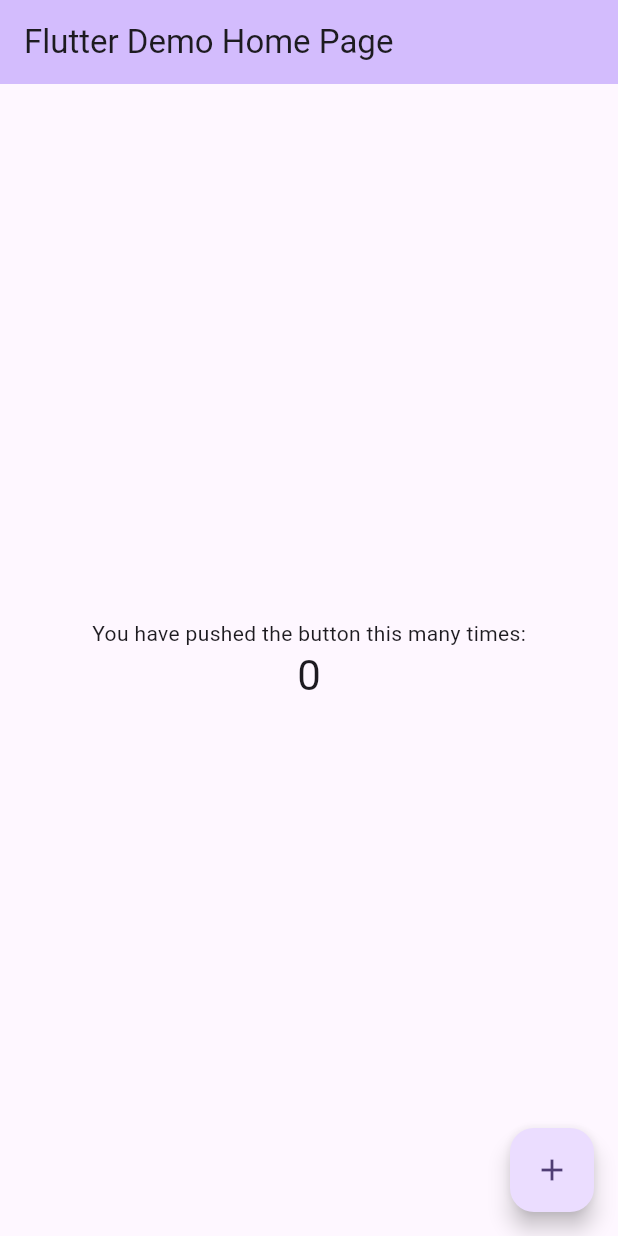
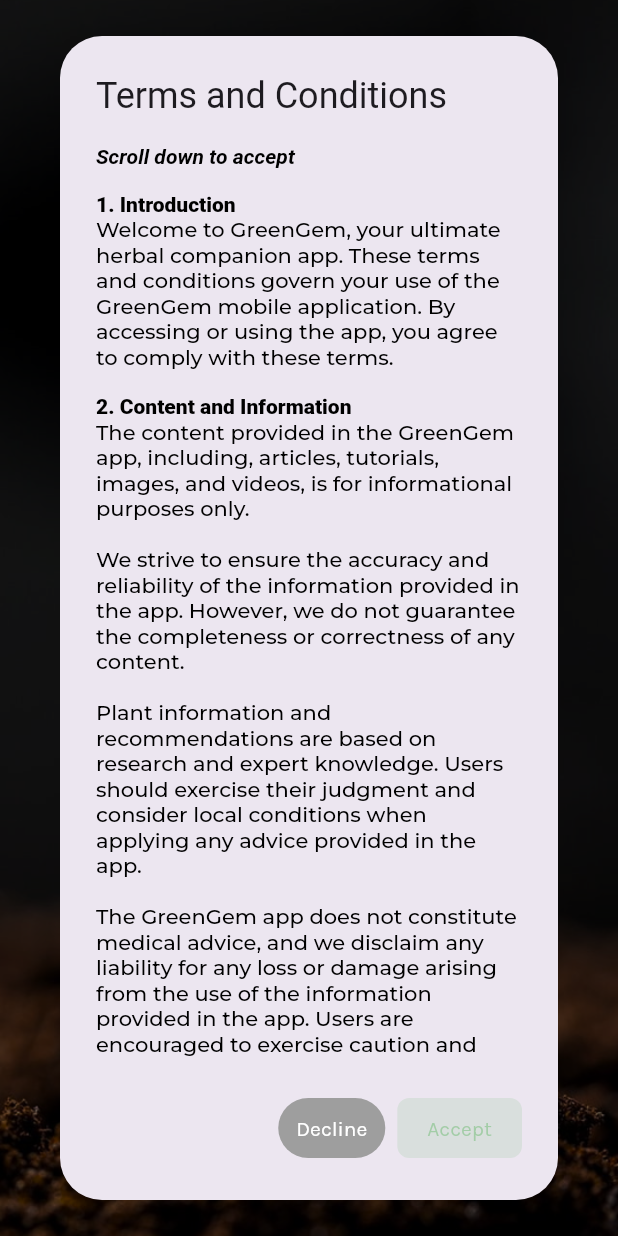
Before and after one commit to AmbherChris/gg-app-to-edit, a Flutter app: the screen it shows after launch, on a phone screen of 412 x 824 dp. Run offline on Flutter 3.47's test engine with Material 3 defaults, Android fonts, the phone set to English and light mode, and no system bars; our stand-ins replace shared_preferences; project files that could hold a hidden picture were left out.

Commit message:
Splash Screen and Home Screen Initial Design

```diff
--- a/lib/main.dart
+++ b/lib/main.dart
@@ -1,125 +1,17 @@
 import 'package:flutter/material.dart';
+import 'package:gg_app/splash_screen.dart';
 
 void main() {
-  runApp(const MyApp());
+  runApp(const MainApp());
 }
 
-class MyApp extends StatelessWidget {
-  const MyApp({super.key});
+class MainApp extends StatelessWidget {
+  const MainApp({super.key});
 
-  // This widget is the root of your application.
   @override
   Widget build(BuildContext context) {
-    return MaterialApp(
-      title: 'Flutter Demo',
-      theme: ThemeData(
-        // This is the theme of your application.
-        //
-        // TRY THIS: Try running your application with "flutter run". You'll see
-        // the application has a purple toolbar. Then, without quitting the app,
-        // try changing the seedColor in the colorScheme below to Colors.green
-        // and then invoke "hot reload" (save your changes or press the "hot
-        // reload" button in a Flutter-supported IDE, or press "r" if you used
-        // the command line to start the app).
-        //
-        // Notice that the counter didn't reset back to zero; the application
-        // state is not lost during the reload. To reset the state, use hot
-        // restart instead.
-        //
-        // This works for code too, not just values: Most code changes can be
-        // tested with just a hot reload.
-        colorScheme: ColorScheme.fromSeed(seedColor: Colors.deepPurple),
-        useMaterial3: true,
-      ),
-      home: const MyHomePage(title: 'Flutter Demo Home Page'),
+    return const MaterialApp(
+      home: SplashScreen(),
     );
   }
 }
-
-class MyHomePage extends StatefulWidget {
-  const MyHomePage({super.key, required this.title});
-
-  // This widget is the home page of your application. It is stateful, meaning
-  // that it has a State object (defined below) that contains fields that affect
-  // how it looks.
-
-  // This class is the configuration for the state. It holds the values (in this
-  // case the title) provided by the parent (in this case the App widget) and
-  // used by the build method of the State. Fields in a Widget subclass are
-  // always marked "final".
-
-  final String title;
-
-  @override
-  State<MyHomePage> createState() => _MyHomePageState();
-}
-
-class _MyHomePageState extends State<MyHomePage> {
-  int _counter = 0;
-
-  void _incrementCounter() {
-    setState(() {
-      // This call to setState tells the Flutter framework that something has
-      // changed in this State, which causes it to rerun the build method below
-      // so that the display can reflect the updated values. If we changed
-      // _counter without calling setState(), then the build method would not be
-      // called again, and so nothing would appear to happen.
-      _counter++;
-    });
-  }
-
-  @override
-  Widget build(BuildContext context) {
-    // This method is rerun every time setState is called, for instance as done
-    // by the _incrementCounter method above.
-    //
-    // The Flutter framework has been optimized to make rerunning build methods
-    // fast, so that you can just rebuild anything that needs updating rather
-    // than having to individually change instances of widgets.
-    return Scaffold(
-      appBar: AppBar(
-        // TRY THIS: Try changing the color here to a specific color (to
-        // Colors.amber, perhaps?) and trigger a hot reload to see the AppBar
-        // change color while the other colors stay the same.
-        backgroundColor: Theme.of(context).colorScheme.inversePrimary,
-        // Here we take the value from the MyHomePage object that was created by
-        // the App.build method, and use it to set our appbar title.
-        title: Text(widget.title),
-      ),
-      body: Center(
-        // Center is a layout widget. It takes a single child and positions it
-        // in the middle of the parent.
-        child: Column(
-          // Column is also a layout widget. It takes a list of children and
-          // arranges them vertically. By default, it sizes itself to fit its
-          // children horizontally, and tries to be as tall as its parent.
-          //
-          // Column has various properties to control how it sizes itself and
-          // how it positions its children. Here we use mainAxisAlignment to
-          // center the children vertically; the main axis here is the vertical
-          // axis because Columns are vertical (the cross axis would be
-          // horizontal).
-          //
-          // TRY THIS: Invoke "debug painting" (choose the "Toggle Debug Paint"
-          // action in the IDE, or press "p" in the console), to see the
-          // wireframe for each widget.
-          mainAxisAlignment: MainAxisAlignment.center,
-          children: <Widget>[
-            const Text(
-              'You have pushed the button this many times:',
-            ),
-            Text(
-              '$_counter',
-              style: Theme.of(context).textTheme.headlineMedium,
-            ),
-          ],
-        ),
-      ),
-      floatingActionButton: FloatingActionButton(
-        onPressed: _incrementCounter,
-        tooltip: 'Increment',
-        child: const Icon(Icons.add),
-      ), // This trailing comma makes auto-formatting nicer for build methods.
-    );
-  }
-}
--- /dev/null
+++ b/lib/splash_screen.dart
@@ -0,0 +1,307 @@
+import 'package:flutter/material.dart';
+import 'package:shared_preferences/shared_preferences.dart';
+import 'home_screen.dart';
+
+class SplashScreen extends StatefulWidget {
+  const SplashScreen({super.key});
+
+  @override
+  State<SplashScreen> createState() => _SplashScreenState();
+}
+
+class _SplashScreenState extends State<SplashScreen> {
+  @override
+  void initState() {
+    super.initState();
+    _checkTermsAccepted();
+  }
+
+  Future<void> _checkTermsAccepted() async {
+    SharedPreferences prefs = await SharedPreferences.getInstance();
+    bool accepted = prefs.getBool('termsAccepted') ?? false;
+
+    if (!accepted) {
+      _showTermsDialog();
+    }
+  }
+
+  void _showTermsDialog() {
+    showDialog(
+      context: context,
+      barrierDismissible: false,
+      builder: (BuildContext context) {
+        return TermsDialog(onAccept: _navigateToHomePage);
+      },
+    );
+  }
+
+  void _closeApp() {
+    // Close the app by popping the main route
+    Navigator.of(context).pop();
+  }
+
+  void _navigateToHomePage() {
+    Navigator.pushReplacement(
+      context,
+      MaterialPageRoute(builder: (context) => HomeScreen()),
+    );
+  }
+
+  @override
+  Widget build(BuildContext context) {
+    return Scaffold(
+      body: LayoutBuilder(
+        builder: (context, constraints) {
+          double screenHeight = constraints.maxHeight;
+          double screenWidth = constraints.maxWidth;
+
+          return Stack(
+            children: [
+              // Background image
+              Container(
+                decoration: const BoxDecoration(
+                  image: DecorationImage(
+                    image: AssetImage('assets/images/splash.png'),
+                    fit: BoxFit.cover,
+                  ),
+                ),
+              ),
+              // Logo image
+              Align(
+                alignment: Alignment.topCenter,
+                child: Padding(
+                  padding: EdgeInsets.only(top: screenHeight * 0.0005),
+                  child: Image.asset(
+                    'assets/images/logo.png',
+                    width: screenWidth * 0.60,
+                    height: screenHeight * 0.60,
+                  ),
+                ),
+              ),
+              // Center text
+              Center(
+                child: Padding(
+                  padding: EdgeInsets.symmetric(horizontal: screenWidth * 0.1),
+                  child: Text(
+                    'Your Gateway to Herbal Wellness',
+                    textAlign: TextAlign.center,
+                    style: TextStyle(
+                      color: Colors.white,
+                      fontSize: screenHeight * 0.04,
+                      fontWeight: FontWeight.bold,
+                      fontFamily: 'Karla',
+                    ),
+                  ),
+                ),
+              ),
+              // Get Started button
+              Column(
+                children: [
+                  const Spacer(),
+                  Align(
+                    alignment: Alignment.bottomCenter,
+                    child: Padding(
+                      padding: EdgeInsets.only(bottom: screenHeight * 0.10),
+                      child: OutlinedButton(
+                        onPressed: () async {
+                          SharedPreferences prefs =
+                              await SharedPreferences.getInstance();
+                          bool accepted =
+                              prefs.getBool('termsAccepted') ?? false;
+
+                          if (accepted) {
+                            _navigateToHomePage();
+                          } else {
+                            _showTermsDialog();
+                          }
+                        },
+                        style: OutlinedButton.styleFrom(
+                          backgroundColor: Colors.black.withOpacity(0.7),
+                          side:
+                              const BorderSide(color: Colors.white, width: 2.0),
+                          padding: EdgeInsets.symmetric(
+                            horizontal: screenWidth * 0.15,
+                            vertical: screenHeight * 0.012,
+                          ),
+                          shape: RoundedRectangleBorder(
+                            borderRadius: BorderRadius.circular(30.0),
+                          ),
+                        ),
+                        child: Text(
+                          'Get Started',
+                          style: TextStyle(
+                            color: Colors.white,
+                            fontSize: screenHeight * 0.03,
+                            fontFamily: 'Karla',
+                          ),
+                        ),
+                      ),
+                    ),
+                  ),
+                ],
+              ),
+            ],
+          );
+        },
+      ),
+    );
+  }
+}
+
+class TermsDialog extends StatefulWidget {
+  final VoidCallback onAccept;
+
+  const TermsDialog({required this.onAccept});
+
+  @override
+  _TermsDialogState createState() => _TermsDialogState();
+}
+
+class _TermsDialogState extends State<TermsDialog> {
+  bool _isChecked = false;
+
+  @override
+  Widget build(BuildContext context) {
+    return AlertDialog(
+      title: const Text('Terms and Conditions'),
+      content: SingleChildScrollView(
+        child: Column(
+          crossAxisAlignment: CrossAxisAlignment.start,
+          children: [
+            RichText(
+              text: const TextSpan(
+                style: TextStyle(fontFamily: 'Montserrat', color: Colors.black),
+                children: [
+                  TextSpan(
+                    text: 'Scroll down to accept\n\n',
+                    style: TextStyle(
+                        fontWeight: FontWeight.w600,
+                        fontStyle: FontStyle.italic),
+                  ),
+                  TextSpan(
+                    text: '1. Introduction\n',
+                    style: TextStyle(fontWeight: FontWeight.w900),
+                  ),
+                  TextSpan(
+                    text:
+                        'Welcome to GreenGem, your ultimate herbal companion app. These terms and conditions govern your use of the GreenGem mobile application. By accessing or using the app, you agree to comply with these terms.\n\n',
+                  ),
+                  TextSpan(
+                    text: '2. Content and Information\n',
+                    style: TextStyle(fontWeight: FontWeight.w900),
+                  ),
+                  TextSpan(
+                    text:
+                        'The content provided in the GreenGem app, including, articles, tutorials, images, and videos, is for informational purposes only.\n\nWe strive to ensure the accuracy and reliability of the information provided in the app. However, we do not guarantee the completeness or correctness of any content.\n\nPlant information and recommendations are based on research and expert knowledge. Users should exercise their judgment and consider local conditions when applying any advice provided in the app.\n\nThe GreenGem app does not constitute medical advice, and we disclaim any liability for any loss or damage arising from the use of the information provided in the app. Users are encouraged to exercise caution and seek professional medical guidance when making decisions about their health and wellness.\n\n',
+                  ),
+                  TextSpan(
+                    text: '3. Usage Restrictions\n',
+                    style: TextStyle(fontWeight: FontWeight.w900),
+                  ),
+                  TextSpan(
+                    text:
+                        'You agree not to misuse the GreenGem app or use it for any unlawful purpose.\n\nYou may not modify, adapt, sublicense, translate, sell, or exploit any part of the app without our prior written consent.\n\n',
+                  ),
+                  TextSpan(
+                    text: '4. Privacy Policy\n',
+                    style: TextStyle(fontWeight: FontWeight.w900),
+                  ),
+                  TextSpan(
+                    text:
+                        'The GreenGem App does not collect, store, or use any personal information from its users. As our App does not require user accounts, we do not collect names, addresses, phone numbers, email addresses, or any other personally identifiable information.\n\n',
+                  ),
+                  TextSpan(
+                    text: '5. Termination\n',
+                    style: TextStyle(fontWeight: FontWeight.w900),
+                  ),
+                  TextSpan(
+                    text:
+                        'We reserve the right to suspend or terminate your access to the GreenGem app at any time, without prior notice or liability, for any reason.\n\n',
+                  ),
+                  TextSpan(
+                    text: '6. Changes to Terms\n',
+                    style: TextStyle(fontWeight: FontWeight.w900),
+                  ),
+                  TextSpan(
+                    text:
+                        'We may update or revise these terms and conditions from time to time. The revised version will be effective upon posting on the app. Your continued use of the GreenGem app after any changes constitutes acceptance of those changes.\n\n',
+                  ),
+                  TextSpan(
+                    text: '7. Contact Us\n',
+                    style: TextStyle(fontWeight: FontWeight.w900),
+                  ),
+                  TextSpan(
+                    text:
+                        'If you have any questions or concerns about these terms and conditions, please contact us at greengem@gmail.com',
+                  ),
+                ],
+              ),
+            ),
+            const SizedBox(height: 20),
+            Row(
+              children: [
+                Checkbox(
+                  value: _isChecked,
+                  onChanged: (bool? value) {
+                    setState(() {
+                      _isChecked = value ?? false;
+                    });
+                  },
+                ),
+                const Expanded(
+                  child: Text(
+                    'I have read and agree to the terms and conditions.',
+                    style: TextStyle(fontFamily: 'Montserrat'),
+                  ),
+                ),
+              ],
+            ),
+          ],
+        ),
+      ),
+      actions: <Widget>[
+        TextButton(
+          child: const Text('Decline'),
+          onPressed: () {
+            Navigator.of(context).pop();
+            _closeApp();
+          },
+          style: TextButton.styleFrom(
+            foregroundColor: Colors.white,
+            backgroundColor: Colors.grey,
+            textStyle: const TextStyle(fontFamily: 'Karla'),
+          ),
+        ),
+        ElevatedButton(
+          child: const Text('Accept'),
+          onPressed: _isChecked
+              ? () async {
+                  SharedPreferences prefs =
+                      await SharedPreferences.getInstance();
+                  await prefs.setBool('termsAccepted', true);
+                  Navigator.of(context).pop();
+                  widget.onAccept();
+                }
+              : null,
+          style: ElevatedButton.styleFrom(
+            textStyle: const TextStyle(fontFamily: 'Karla'),
+            disabledForegroundColor: Colors.green.withOpacity(0.38),
+            disabledBackgroundColor: Colors.green.withOpacity(0.12),
+            foregroundColor: Colors.white,
+            backgroundColor: _isChecked ? Colors.green : null,
+            padding: const EdgeInsets.symmetric(horizontal: 20, vertical: 12),
+            shape: RoundedRectangleBorder(
+              borderRadius: BorderRadius.circular(8.0),
+            ),
+            elevation: 0, // Remove shadow
+          ),
+        ),
+      ],
+    );
+  }
+
+  void _closeApp() {
+    Navigator.of(context).pop();
+    // Implement the method to close the app
+  }
+}
```
Also changed, not shown: lib/home_screen.dart (added, +220 -0 lines), pubspec.yaml (+31 -1 lines), assets/fonts/Karla-ExtraBold.ttf (added), assets/fonts/Karla-ExtraBoldItalic.ttf (added), assets/fonts/Karla-Medium.ttf (added), assets/fonts/Karla-Regular.ttf (added), assets/fonts/Montserrat-ExtraBold.ttf (added), assets/fonts/Montserrat-ExtraBoldItalic.ttf (added), assets/fonts/Montserrat-Medium.ttf (added), assets/fonts/Montserrat-Regular.ttf (added), assets/images/logo.png (added), assets/images/splash.png (added), assets/plants/aloe-vera.png (added), assets/plants/asparagus.png (added), 2 more files, 2 other files.
